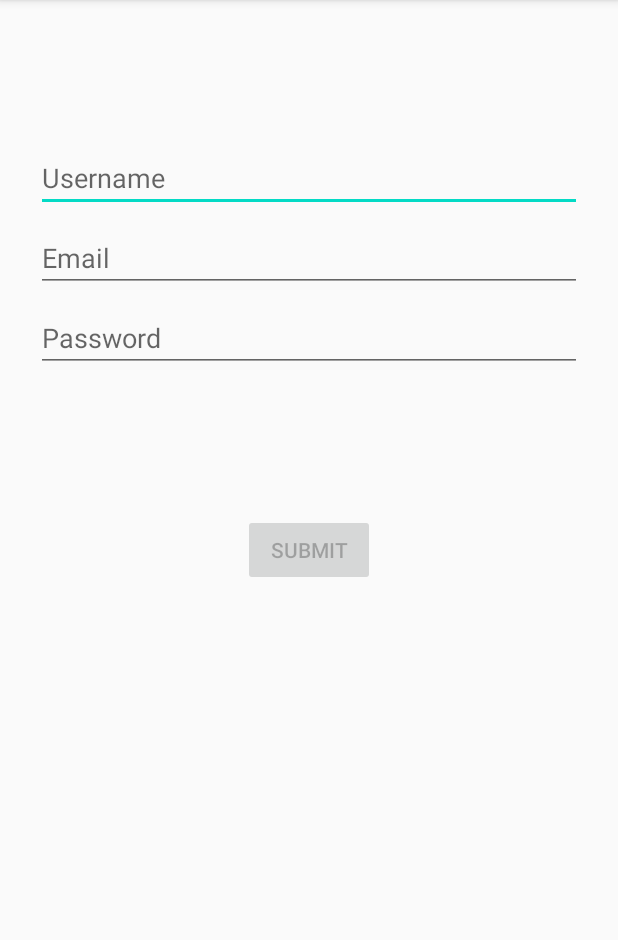
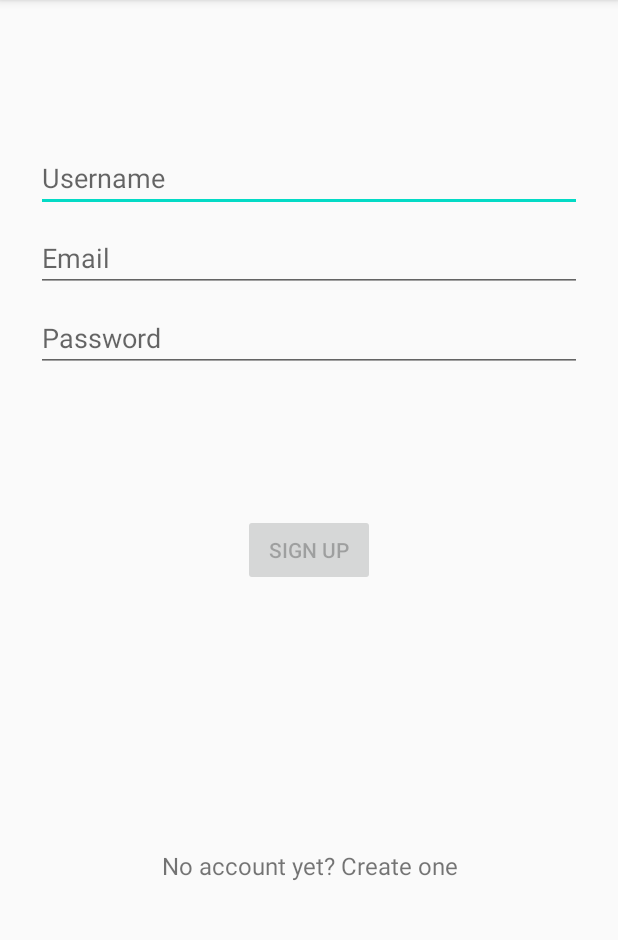
Before and after one commit to DeeveshBeegun/DanceIT, an Android app: the RegisterActivity screen opened directly, with no data from a screen before it, on a phone screen of 412 x 824 dp, the part 84-1024 px from its top. Run offline under Robolectric (Android 15) with nearby library versions, the phone set to English and light mode, and no system bars.

Commit message:
working on login and signup
Signed-off-by: Claudious Nhemwa <nhmcla003@myuct.ac.za>

```diff
--- a/app/src/main/java/com/example/danceit/ui/login/RegisterActivity.java
+++ b/app/src/main/java/com/example/danceit/ui/login/RegisterActivity.java
@@ -2,7 +2,10 @@ package com.example.danceit.ui.login;
 
 import androidx.appcompat.app.AppCompatActivity;
 
+import android.content.Intent;
 import android.os.Bundle;
+import android.view.View;
+import android.widget.TextView;
 
 import com.example.danceit.R;
 
@@ -12,5 +15,16 @@ public class RegisterActivity extends AppCompatActivity {
     protected void onCreate(Bundle savedInstanceState) {
         super.onCreate(savedInstanceState);
         setContentView(R.layout.activity_register);
+
+
+        final Intent i=new  Intent(this,LoginActivity.class);
+        final TextView textView=(TextView) findViewById(R.id.link_signup);
+        textView.setOnClickListener(new View.OnClickListener() {
+            @Override
+            public void onClick(View v) {
+                startActivity(i);//switch to sign in view
+
+            }
+        });
     }
 }
--- a/app/src/main/res/layout/activity_register.xml
+++ b/app/src/main/res/layout/activity_register.xml
@@ -68,6 +68,23 @@
         app:layout_constraintVertical_bias="0.2" />
 
 
+
+    <TextView android:id="@+id/link_signup"
+        android:layout_width="fill_parent"
+        android:layout_height="wrap_content"
+        android:layout_marginBottom="5dp"
+        android:gravity="center"
+        android:text="No account yet? Create one"
+        android:textSize="16dip"
+        app:layout_constraintBottom_toBottomOf="parent"
+        app:layout_constraintEnd_toEndOf="parent"
+        app:layout_constraintStart_toStartOf="parent"
+        app:layout_constraintTop_toBottomOf="@+id/signup"
+
+        />
+
+
+
     <ProgressBar
         android:id="@+id/loading_SIGNUP"
         android:layout_width="wrap_content"
--- a/app/src/main/res/values/strings.xml
+++ b/app/src/main/res/values/strings.xml
@@ -34,7 +34,7 @@
     <string name="invalid_username">Not a valid username</string>
     <string name="invalid_password">Password must be >5 characters</string>
     <string name="login_failed">"Login failed"</string>
-    <string name="action_sign_up">SUBMIT</string>
+    <string name="action_sign_up">SIGN UP</string>
     <string name="prompt_username">Username</string>
     <string name="enter_tags">Enter tags</string>
 </resources>
```
Also changed, not shown: app/src/main/java/com/example/danceit/ui/login/LoginActivity.java (+10 -0 lines), app/src/main/res/layout/activity_login.xml (+15 -0 lines).
